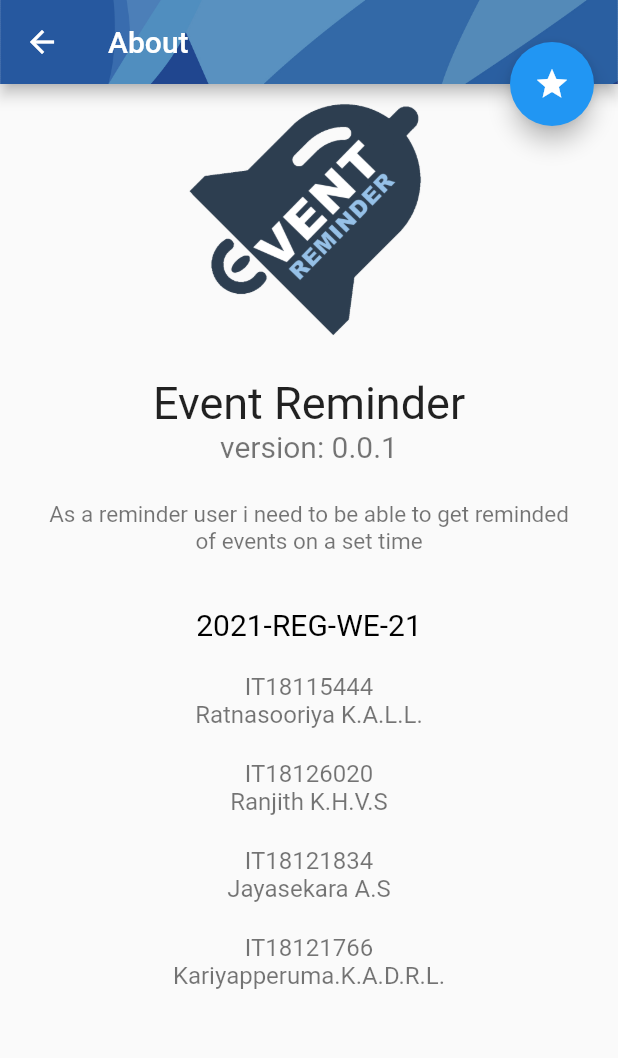
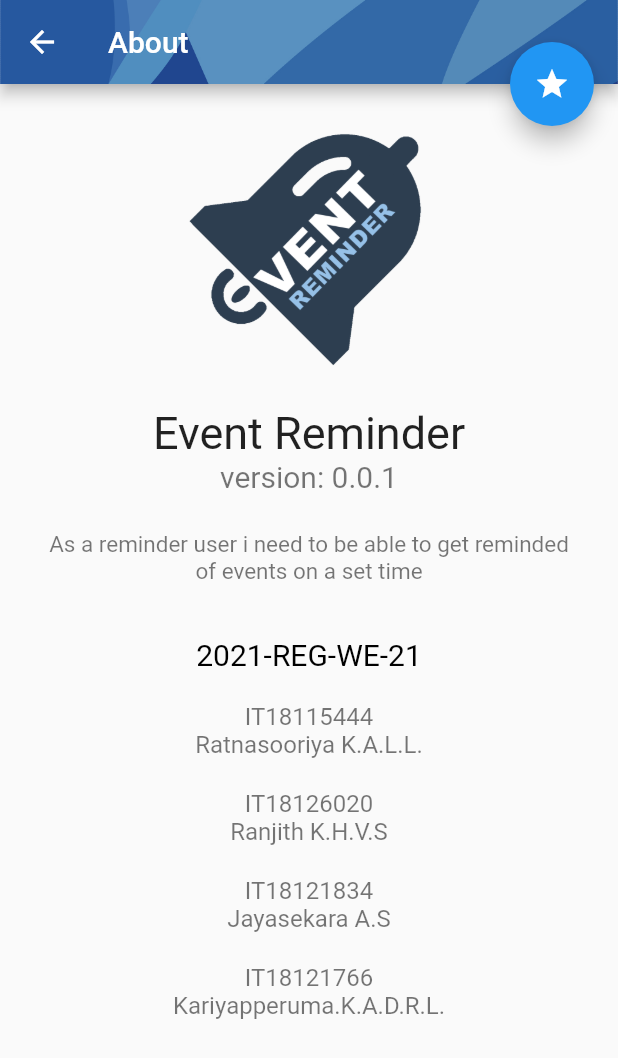
Before and after one commit to lahirulakruwan/Event_Reminder_FlutterApp, a Flutter app: the screen it shows after launch, in the side drawer, after a tap on "About", on a phone screen of 412 x 824 dp. Shown: the top 1058 px of the screen. Run offline on Flutter 3.47's test engine with Material 2 defaults, Android fonts, the phone set to English and light mode, and no system bars; our stand-ins replace flutter_local_notifications, fluttertoast, sqflite; missing offline and left inert: condition; accounts and stored records are empty.

Commit message:
about page update

```diff
--- a/lib/screens/about_screen.dart
+++ b/lib/screens/about_screen.dart
@@ -19,7 +19,7 @@ class AboutScreen extends StatelessWidget {
             mainAxisAlignment: MainAxisAlignment.center,
             children: [
               Container(
-                  margin: EdgeInsets.only(bottom: 18),
+                  margin: EdgeInsets.only(bottom: 18, top: 20),
                   width: 200.0,
                   child: Image.asset('assets/logo.gif')),
               Text(
```
